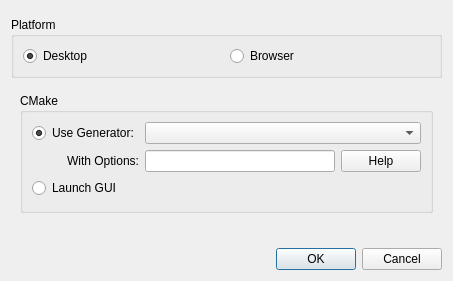
Old version of the form Editor/src/Dialogs/DlgNewBuild.ui in the repository GameOverture/HarmonyEngine.
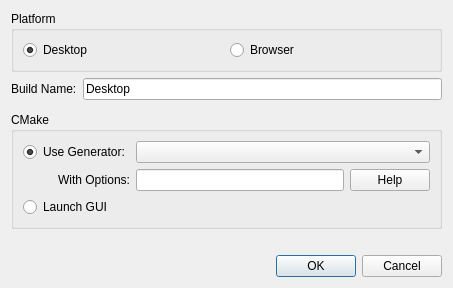
New version of the form. Icons and pictures are not drawn. Custom widgets are drawn as their Qt base class.

Commit message: Added build icons, and preped dialog for saving builds to project; project cleanup moving access to explorer to MainWindow

Patch:
```diff
--- a/Editor/src/Dialogs/DlgNewBuild.ui
+++ b/Editor/src/Dialogs/DlgNewBuild.ui
@@ -7,16 +7,13 @@
     <x>0</x>
     <y>0</y>
     <width>453</width>
-    <height>281</height>
+    <height>274</height>
    </rect>
   </property>
   <property name="windowTitle">
    <string>Create New Build</string>
   </property>
   <layout class="QVBoxLayout" name="verticalLayout">
-   <item>
-    <widget class="WgtMakeRelDir" name="wgtBuildDir" native="true"/>
-   </item>
    <item>
     <widget class="QGroupBox" name="groupBox">
      <property name="title">
@@ -28,6 +25,10 @@
         <property name="text">
          <string>Desktop</string>
         </property>
+        <property name="icon">
+         <iconset resource="../../data/HyEditor.qrc">
+          <normaloff>:/icons16x16/Build-Desktop.png</normaloff>:/icons16x16/Build-Desktop.png</iconset>
+        </property>
         <property name="checked">
          <bool>true</bool>
         </property>
@@ -38,11 +39,36 @@
         <property name="text">
          <string>Browser</string>
         </property>
+        <property name="icon">
+         <iconset resource="../../data/HyEditor.qrc">
+          <normaloff>:/icons16x16/Build-Browser.png</normaloff>:/icons16x16/Build-Browser.png</iconset>
+        </property>
        </widget>
       </item>
      </layout>
     </widget>
    </item>
+   <item>
+    <layout class="QHBoxLayout" name="horizontalLayout">
+     <item>
+      <widget class="QLabel" name="label_2">
+       <property name="text">
+        <string>Build Name:</string>
+       </property>
+      </widget>
+     </item>
+     <item>
+      <widget class="QLineEdit" name="txtBuildName">
+       <property name="text">
+        <string>Desktop</string>
+       </property>
+      </widget>
+     </item>
+    </layout>
+   </item>
+   <item>
+    <widget class="WgtMakeRelDir" name="wgtBuildDir" native="true"/>
+   </item>
    <item>
     <widget class="QStackedWidget" name="stackedWidget">
      <property name="currentIndex">
@@ -50,6 +76,18 @@
      </property>
      <widget class="QWidget" name="page">
       <layout class="QVBoxLayout" name="verticalLayout_2">
+       <property name="leftMargin">
+        <number>0</number>
+       </property>
+       <property name="topMargin">
+        <number>0</number>
+       </property>
+       <property name="rightMargin">
+        <number>0</number>
+       </property>
+       <property name="bottomMargin">
+        <number>0</number>
+       </property>
        <item>
         <widget class="QGroupBox" name="groupBox_2">
          <property name="title">
@@ -112,6 +150,18 @@
      </widget>
      <widget class="QWidget" name="page_2">
       <layout class="QVBoxLayout" name="verticalLayout_3">
+       <property name="leftMargin">
+        <number>0</number>
+       </property>
+       <property name="topMargin">
+        <number>0</number>
+       </property>
+       <property name="rightMargin">
+        <number>0</number>
+       </property>
+       <property name="bottomMargin">
+        <number>0</number>
+       </property>
        <item>
         <widget class="QGroupBox" name="groupBox_3">
          <property name="title">
```
Left out of the diff: 4 changed lines with no effect on the pictures. The commit also changes 12 other files.
